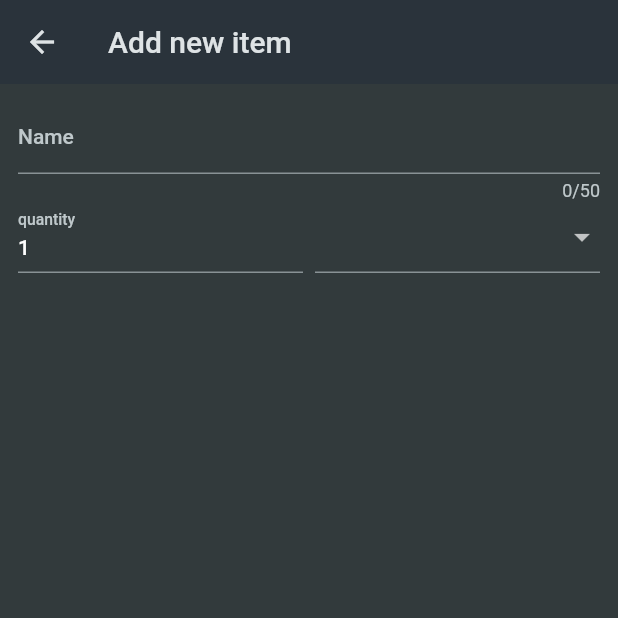
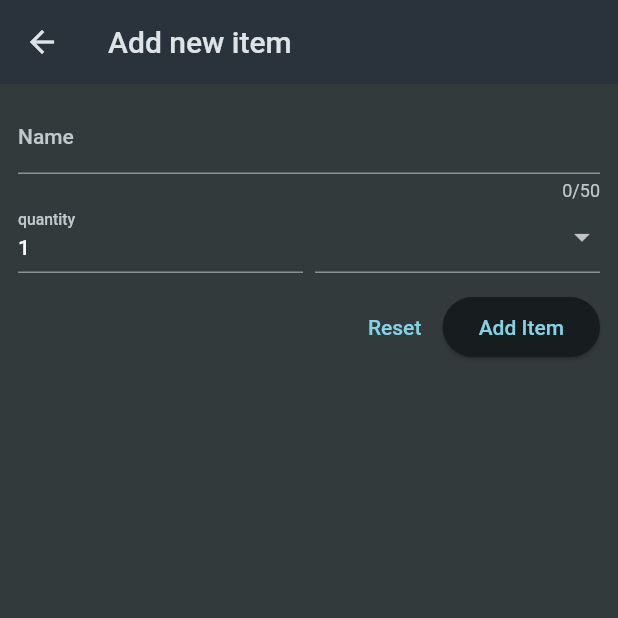
Before and after one commit to vicentedpsantos/shopping_list_flutter, a Flutter app: the NewItem screen opened directly, on a phone screen of 412 x 824 dp, the top half of it. Run offline on Flutter 3.47's test engine with Material 2 defaults, Android fonts, the phone set to English and light mode, and no system bars.

Commit message:
Add and use validator for new items form

```diff
--- a/lib/widgets/new_item.dart
+++ b/lib/widgets/new_item.dart
@@ -1,6 +1,7 @@
 import 'package:flutter/material.dart';
 
 import 'package:shopping_list/data/categories.dart';
+import 'package:shopping_list/validators/new_item.dart';
 
 class NewItem extends StatefulWidget {
   const NewItem({super.key});
@@ -26,9 +27,8 @@ class _NewItemState extends State<NewItem> {
                 decoration: const InputDecoration(
                   label: Text('Name'),
                 ),
-                validator: (value) {
-                  return 'Demo...';
-                },
+                validator: (value) =>
+                    const NewItemValidator().isValidName(value),
               ),
               Row(
                 crossAxisAlignment: CrossAxisAlignment.end,
@@ -39,6 +39,8 @@ class _NewItemState extends State<NewItem> {
                         label: Text('quantity'),
                       ),
                       initialValue: '1',
+                      validator: (value) =>
+                          const NewItemValidator().isValidQuantity(value),
                     ),
                   ),
                   const SizedBox(
@@ -68,6 +70,20 @@ class _NewItemState extends State<NewItem> {
                   ),
                 ],
               ),
+              const SizedBox(height: 12),
+              Row(
+                mainAxisAlignment: MainAxisAlignment.end,
+                children: [
+                  TextButton(
+                    onPressed: () {},
+                    child: const Text('Reset'),
+                  ),
+                  ElevatedButton(
+                    onPressed: () {},
+                    child: const Text('Add Item'),
+                  ),
+                ],
+              ),
             ],
           ),
         ),
```
Also changed, not shown: lib/validators/new_item.dart (added, +22 -0 lines).
